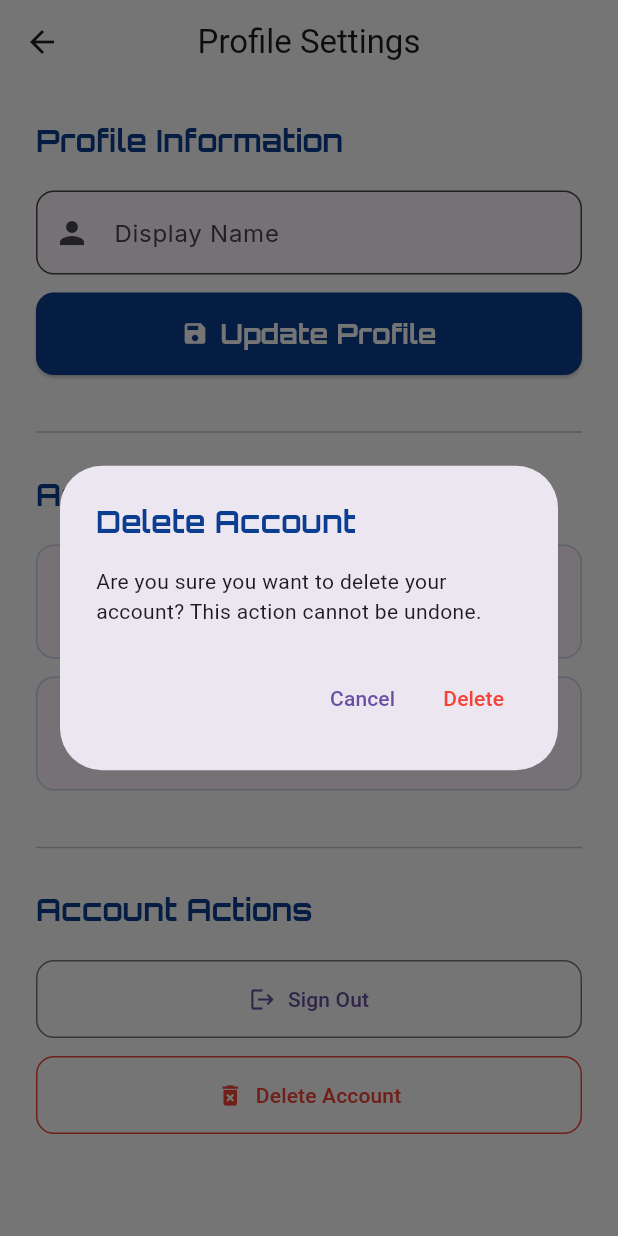
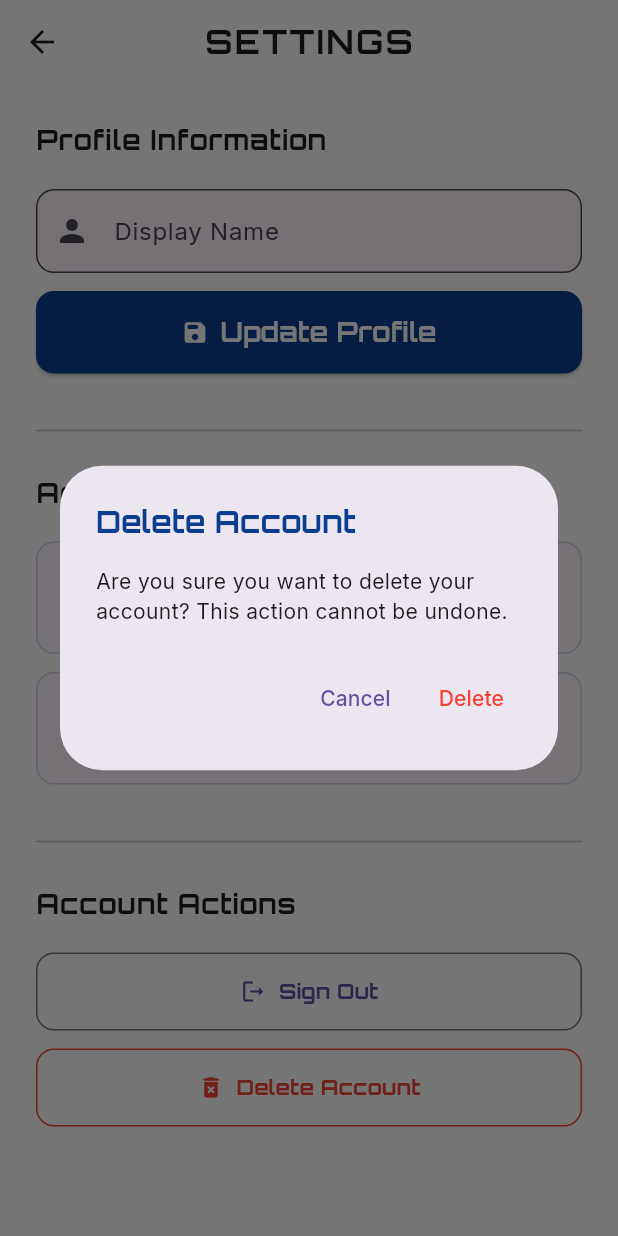
Before and after one commit to MircoFernando/CosmicX, a Flutter app: the ProfileSettingsScreen screen opened directly, after a tap on "Delete Account", on a phone screen of 412 x 824 dp. Run offline on Flutter 3.47's test engine with Material 3 defaults, Android fonts, the phone set to English and light mode, and no system bars; our stand-ins replace cloud_firestore, firebase_auth, firebase_core, flutter_dotenv, google_fonts, shared_preferences; missing offline and left inert: firebase_ui_auth; accounts and stored records are empty; network calls fail.

Commit message:
fix: updated all screens to use Google Fonts for a more cohesive UI experience

```diff
--- a/cosmicx/lib/views/profile_settings_screen.dart
+++ b/cosmicx/lib/views/profile_settings_screen.dart
@@ -1,4 +1,5 @@
 import 'package:flutter/material.dart';
+import 'package:google_fonts/google_fonts.dart';
 import 'package:firebase_auth/firebase_auth.dart';
 import 'package:cloud_firestore/cloud_firestore.dart';
 
@@ -46,8 +47,11 @@ class _ProfileSettingsScreenState extends State<ProfileSettingsScreen> {
 
       if (mounted) {
         ScaffoldMessenger.of(context).showSnackBar(
-          const SnackBar(
-            content: Text('Profile updated successfully!'),
+          SnackBar(
+            content: Text(
+              'Profile updated successfully!',
+              style: GoogleFonts.inter(),
+            ),
             backgroundColor: Colors.green,
           ),
         );
@@ -56,7 +60,10 @@ class _ProfileSettingsScreenState extends State<ProfileSettingsScreen> {
       if (mounted) {
         ScaffoldMessenger.of(context).showSnackBar(
           SnackBar(
-            content: Text('Error updating profile: $e'),
+            content: Text(
+              'Error updating profile: $e',
+              style: GoogleFonts.inter(),
+            ),
             backgroundColor: Colors.red,
           ),
         );
@@ -70,16 +77,19 @@ class _ProfileSettingsScreenState extends State<ProfileSettingsScreen> {
     final confirm = await showDialog<bool>(
       context: context,
       builder: (context) => AlertDialog(
-        title: const Text('Sign Out'),
-        content: const Text('Are you sure you want to sign out?'),
+        title: Text('Sign Out', style: GoogleFonts.orbitron()),
+        content: Text(
+          'Are you sure you want to sign out?',
+          style: GoogleFonts.inter(),
+        ),
         actions: [
           TextButton(
             onPressed: () => Navigator.pop(context, false),
-            child: const Text('Cancel'),
+            child: Text('Cancel', style: GoogleFonts.inter()),
           ),
           TextButton(
             onPressed: () => Navigator.pop(context, true),
-            child: const Text('Sign Out'),
+            child: Text('Sign Out', style: GoogleFonts.inter()),
           ),
         ],
       ),
@@ -98,19 +108,20 @@ class _ProfileSettingsScreenState extends State<ProfileSettingsScreen> {
     final confirm = await showDialog<bool>(
       context: context,
       builder: (context) => AlertDialog(
-        title: const Text('Delete Account'),
-        content: const Text(
+        title: Text('Delete Account', style: GoogleFonts.orbitron()),
+        content: Text(
           'Are you sure you want to delete your account? This action cannot be undone.',
+          style: GoogleFonts.inter(),
         ),
         actions: [
           TextButton(
             onPressed: () => Navigator.pop(context, false),
-            child: const Text('Cancel'),
+            child: Text('Cancel', style: GoogleFonts.inter()),
           ),
           TextButton(
             onPressed: () => Navigator.pop(context, true),
             style: TextButton.styleFrom(foregroundColor: Colors.red),
-            child: const Text('Delete'),
+            child: Text('Delete', style: GoogleFonts.inter()),
           ),
         ],
       ),
@@ -126,8 +137,11 @@ class _ProfileSettingsScreenState extends State<ProfileSettingsScreen> {
 
         if (mounted) {
           ScaffoldMessenger.of(context).showSnackBar(
-            const SnackBar(
-              content: Text('Account deleted successfully'),
+            SnackBar(
+              content: Text(
+                'Account deleted successfully',
+                style: GoogleFonts.inter(),
+              ),
               backgroundColor: Colors.green,
             ),
           );
@@ -136,7 +150,10 @@ class _ProfileSettingsScreenState extends State<ProfileSettingsScreen> {
         if (mounted) {
           ScaffoldMessenger.of(context).showSnackBar(
             SnackBar(
-              content: Text('Error deleting account: $e'),
+              content: Text(
+                'Error deleting account: $e',
+                style: GoogleFonts.inter(),
+              ),
               backgroundColor: Colors.red,
             ),
           );
@@ -152,7 +169,13 @@ class _ProfileSettingsScreenState extends State<ProfileSettingsScreen> {
 
     return Scaffold(
       appBar: AppBar(
-        title: const Text('Profile Settings'),
+        title: Text(
+          'SETTINGS',
+          style: GoogleFonts.orbitron(
+            fontWeight: FontWeight.bold,
+            letterSpacing: 1.5,
+          ),
+        ),
         centerTitle: true,
         backgroundColor: Colors.transparent,
         elevation: 0,
@@ -165,8 +188,10 @@ class _ProfileSettingsScreenState extends State<ProfileSettingsScreen> {
             // Profile Information Section
             Text(
               'Profile Information',
-              style: theme.textTheme.headlineSmall?.copyWith(
+              style: GoogleFonts.orbitron(
+                fontSize: 18,
                 fontWeight: FontWeight.bold,
+                letterSpacing: 0.5,
               ),
             ),
             const SizedBox(height: 20),
@@ -201,8 +226,11 @@ class _ProfileSettingsScreenState extends State<ProfileSettingsScreen> {
                           color: Colors.white,
                         ),
                       )
-                    : const Icon(Icons.save),
-                label: Text(_isLoading ? 'Updating...' : 'Update Profile'),
+                    : const Icon(Icons.save_rounded),
+                label: Text(
+                  _isLoading ? 'Updating...' : 'Update Profile',
+                  style: GoogleFonts.orbitron(fontWeight: FontWeight.bold),
+                ),
                 style: ElevatedButton.styleFrom(
                   padding: const EdgeInsets.symmetric(vertical: 16),
                   shape: RoundedRectangleBorder(
@@ -219,8 +247,10 @@ class _ProfileSettingsScreenState extends State<ProfileSettingsScreen> {
             // Account Information (Read-only)
             Text(
               'Account Information',
-              style: theme.textTheme.headlineSmall?.copyWith(
+              style: GoogleFonts.orbitron(
+                fontSize: 18,
                 fontWeight: FontWeight.bold,
+                letterSpacing: 0.5,
               ),
             ),
             const SizedBox(height: 20),
@@ -245,8 +275,10 @@ class _ProfileSettingsScreenState extends State<ProfileSettingsScreen> {
             // Account Actions
             Text(
               'Account Actions',
-              style: theme.textTheme.headlineSmall?.copyWith(
+              style: GoogleFonts.orbitron(
+                fontSize: 18,
                 fontWeight: FontWeight.bold,
+                letterSpacing: 0.5,
               ),
             ),
             const SizedBox(height: 20),
@@ -256,8 +288,11 @@ class _ProfileSettingsScreenState extends State<ProfileSettingsScreen> {
               width: double.infinity,
               child: OutlinedButton.icon(
                 onPressed: _signOut,
-                icon: const Icon(Icons.logout),
-                label: const Text('Sign Out'),
+                icon: const Icon(Icons.logout_rounded),
+                label: Text(
+                  'Sign Out',
+                  style: GoogleFonts.orbitron(fontWeight: FontWeight.bold),
+                ),
                 style: OutlinedButton.styleFrom(
                   padding: const EdgeInsets.symmetric(vertical: 16),
                   shape: RoundedRectangleBorder(
@@ -273,8 +308,11 @@ class _ProfileSettingsScreenState extends State<ProfileSettingsScreen> {
               width: double.infinity,
               child: OutlinedButton.icon(
                 onPressed: _deleteAccount,
-                icon: const Icon(Icons.delete_forever),
-                label: const Text('Delete Account'),
+                icon: const Icon(Icons.delete_forever_rounded),
+                label: Text(
+                  'Delete Account',
+                  style: GoogleFonts.orbitron(fontWeight: FontWeight.bold),
+                ),
                 style: OutlinedButton.styleFrom(
                   foregroundColor: Colors.red,
                   side: const BorderSide(color: Colors.red),
@@ -314,12 +352,15 @@ class _ProfileSettingsScreenState extends State<ProfileSettingsScreen> {
               children: [
                 Text(
                   label,
-                  style: TextStyle(color: Colors.grey[600], fontSize: 12),
+                  style: GoogleFonts.inter(
+                    color: Colors.grey[600],
+                    fontSize: 12,
+                  ),
                 ),
                 const SizedBox(height: 4),
                 Text(
                   value,
-                  style: const TextStyle(
+                  style: GoogleFonts.inter(
                     fontWeight: FontWeight.w500,
                     fontSize: 14,
                   ),
```
Also changed, not shown: cosmicx/lib/views/auth_gate.dart (+13 -6 lines), cosmicx/lib/views/leadership_screen.dart (+25 -12 lines), cosmicx/lib/views/loading_screen.dart (+12 -6 lines), cosmicx/lib/views/main_hub_screen.dart (+13 -4 lines), cosmicx/lib/views/profile_screen.dart (+38 -10 lines), cosmicx/lib/views/quiz_screen.dart (+6 -2 lines).
